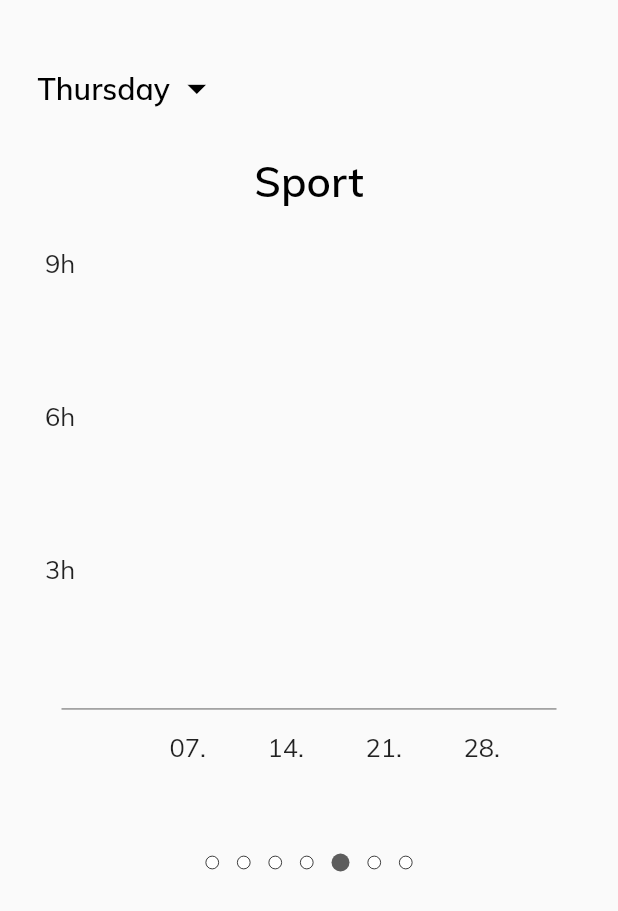
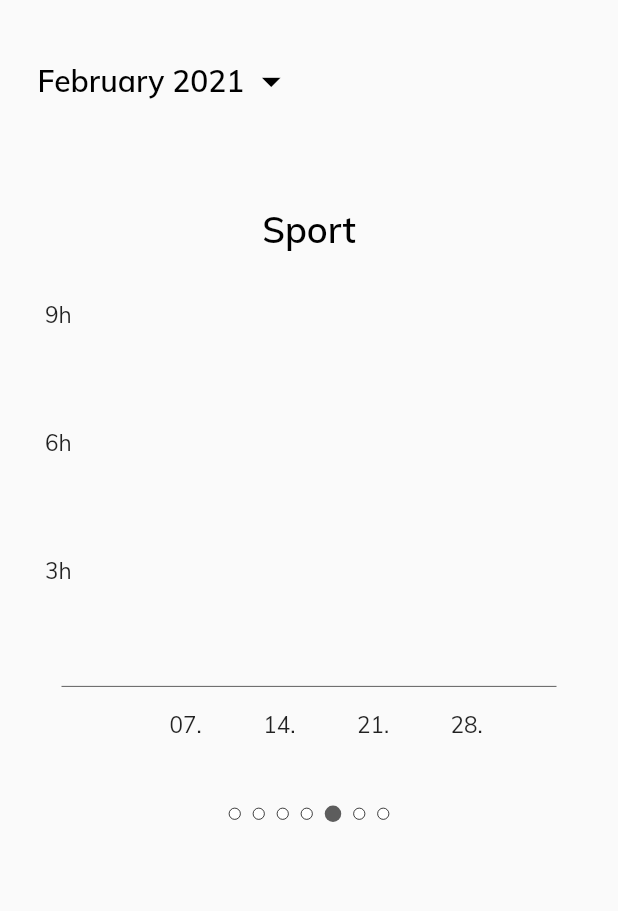
Before and after one commit to lucasepple/time_clerk_app, a Flutter app: the StatsScreen screen opened directly, swiped to page 2, on a phone screen of 412 x 824 dp. Shown: the top 911 px of the screen. Run offline on Flutter 3.47's test engine with Material 2 defaults, Android fonts, the phone set to English and light mode, and no system bars; drawn by our look-alikes of carousel_slider, dots_indicator; missing offline and left inert: cron.

Commit message:
month and year picker added

```diff
--- a/lib/main.dart
+++ b/lib/main.dart
@@ -38,6 +38,9 @@ class TimeClerk extends StatelessWidget {
               // fontSize: 17,
               fontSize: 17,
             ),
+            bodyText2: TextStyle(
+              fontSize: 15,
+            ),
           ),
           buttonTheme: ButtonThemeData(
             height: 25,
--- a/lib/models/time_tracker.dart
+++ b/lib/models/time_tracker.dart
@@ -40,7 +40,7 @@ class TimeTracker {
     Activity.other: Stopwatch(),
   };
   Timer timer;
-  // initted fotr dev
+  // initted for dev
   Map<Activity, Map<int, Map<String, Map<int, int>>>> _storedData = {
     Activity.sleep: {
       2021: {
--- a/lib/screens/profile_screen.dart
+++ b/lib/screens/profile_screen.dart
@@ -87,13 +87,16 @@ class _ProfileScreenState extends State<ProfileScreen> {
                 ),
               ),
               SizedBox(
-                height: 40,
+                height: 30,
               ),
               Padding(
                 padding: const EdgeInsets.symmetric(horizontal: 20),
                 child: Container(
                   alignment: Alignment.centerLeft,
-                  child: Picker(widget.selectedWeekday, updatePickedDay),
+                  child: Picker(
+                    currentValue: widget.selectedWeekday,
+                    updatePickedDay: updatePickedDay,
+                  ),
                 ),
               ),
               SizedBox(
--- a/lib/screens/stats_screen.dart
+++ b/lib/screens/stats_screen.dart
@@ -44,15 +44,17 @@ class _StatsScreenState extends State<StatsScreen> {
         body: Column(
           children: <Widget>[
             SizedBox(
-              height: 35,
+              height: 30,
             ),
             Container(
               padding: EdgeInsets.only(left: 25),
-              child: Picker('Thursday', (String dummy) {}),
+              child: Picker(
+                statsType: widget.statsType,
+              ),
               width: double.infinity,
             ),
             SizedBox(
-              height: 20,
+              height: 60,
             ),
             // AverageStatsTile(),
             CarouselSlider(
@@ -64,7 +66,7 @@ class _StatsScreenState extends State<StatsScreen> {
                 ..._statsTileList(),
               ],
               options: CarouselOptions(
-                  height: 420, // same as tile height
+                  height: 370, // same as tile height
                   viewportFraction: 1,
                   onPageChanged: (index, _) {
                     setState(() {
@@ -73,14 +75,14 @@ class _StatsScreenState extends State<StatsScreen> {
                   }),
             ),
             SizedBox(
-              height: 40,
+              height: 25,
             ),
             DotsIndicator(
               dotsCount: 7,
               position: _currentIndex.toDouble(),
               decorator: DotsDecorator(
-                size: Size.square(9),
-                activeSize: Size.square(12),
+                size: Size.square(8),
+                activeSize: Size.square(11),
                 shape: CircleBorder(
                   side: BorderSide(
                     width: 0.5,
@@ -89,6 +91,7 @@ class _StatsScreenState extends State<StatsScreen> {
                 ),
                 color: Theme.of(context).primaryColor,
                 activeColor: Color(0xff5d5d5d),
+                spacing: EdgeInsets.all(4),
               ),
             ),
           ],
--- a/lib/widgets/picker.dart
+++ b/lib/widgets/picker.dart
@@ -1,17 +1,54 @@
 import 'package:flutter/material.dart';
 
+import 'package:time_clerk_app/models/activity.dart';
+import 'package:time_clerk_app/models/time_tracker.dart';
+import 'package:time_clerk_app/screens/stats_screen.dart';
+
 class Picker extends StatefulWidget {
-  String dropdownValue;
-  final Function(String) updatePickedDay;
+  // improve receiving and hanling of current value
+  String currentValue;
 
-  Picker(this.dropdownValue, this.updatePickedDay);
+  Function(String) updatePickedDay;
+  StatsType statsType;
+  final String currentMonth = 'February';
+  final int currentYear = 2021;
+
+  Picker({
+    this.statsType,
+    this.currentValue,
+    this.updatePickedDay,
+  });
 
   @override
   _PickerState createState() => _PickerState();
 }
 
 class _PickerState extends State<Picker> {
-  final List<String> _items = <String>[
+  List<String> _dropdownList() {
+    List<String> itemList = [];
+    if (widget.statsType == StatsType.month) {
+      // Better way instead of using Activity.sleep?
+      if (TimeTracker().storedData[Activity.sleep][widget.currentYear] !=
+          null) {
+        TimeTracker().storedData[Activity.sleep].forEach((year, map) {
+          map.forEach((month, map) {
+            itemList.add('$month $year');
+          });
+        });
+      } else {
+        itemList = ['${widget.currentMonth} ${widget.currentYear}'];
+      }
+    } else if (widget.statsType == StatsType.year) {
+      // Better way instead of using Activity.sleep?
+      if (TimeTracker().storedData[Activity.sleep] != null) {
+        TimeTracker().storedData[Activity.sleep].forEach((year, map) {
+          itemList.add('$year');
+        });
+      } else {
+        itemList = [widget.currentYear.toString()];
+      }
+    } else {
+      const List<String> weekdays = [
         'Monday',
         'Tuesday',
         'Wednesday',
@@ -20,30 +57,31 @@ class _PickerState extends State<Picker> {
         'Saturday',
         'Sunday',
       ];
-
-  List<String> _dropdownList() {
-    List<String> list = [];
-    int j = _items.indexWhere((item) => item == widget.dropdownValue);
+      int j = weekdays.indexWhere((item) => item == widget.currentValue);
       for (int i = 0; i < 7; i++) {
-      list.add(_items[j]);
+        itemList.add(weekdays[j]);
         j++;
         if (j > 6) {
           j = 0;
         }
       }
-    return list;
+    }
+    widget.currentValue = itemList[0];
+    return itemList;
   }
 
   @override
   Widget build(BuildContext context) {
+    final List<String> dropdownList = _dropdownList();
+    String selectedValue = dropdownList[0];
     return DropdownButtonHideUnderline(
       child: DropdownButton<String>(
-        value: widget.dropdownValue,
+        value: selectedValue,
         icon: Icon(
           Icons.arrow_drop_down,
           size: 0,
         ),
-        items: _dropdownList().map<DropdownMenuItem<String>>((String value) {
+        items: dropdownList.map<DropdownMenuItem<String>>((String value) {
           return DropdownMenuItem<String>(
             value: value,
             child: Text(
@@ -53,7 +91,7 @@ class _PickerState extends State<Picker> {
           );
         }).toList(),
         selectedItemBuilder: (BuildContext context) {
-          return _dropdownList().map<Widget>((String item) {
+          return dropdownList.map<Widget>((String item) {
             return Row(
               children: [
                 Text(
@@ -78,8 +116,8 @@ class _PickerState extends State<Picker> {
         onChanged: (String newValue) {
           setState(
             () {
-              widget.dropdownValue = newValue;
-              widget.updatePickedDay(newValue);
+              selectedValue = newValue;
+              if (widget.statsType == null) widget.updatePickedDay(newValue);
             },
           );
         },
--- a/lib/widgets/stats_tile.dart
+++ b/lib/widgets/stats_tile.dart
@@ -6,11 +6,11 @@ import 'package:time_clerk_app/models/time_tracker.dart';
 // TEST IF ALL AXIS ALIGNMENTS ARE NECESSARY!
 
 class StatsTile extends StatelessWidget {
-  static const double tileHeight = 420;
-  static const double chartHeight = 310;
+  static const double tileHeight = 370;
+  static const double chartHeight = 260;
   static const double maxHeightFactor = 0.8;
   // max height = highest label (-1/2 Font Size)
-  final double pxPerMin = 0.5389;
+  final double pxPerMin = 0.4;
   Activity activity;
   final int year;
   String month;
@@ -69,22 +69,22 @@ class StatsTile extends StatelessWidget {
                     SizedBox(width: 83),
                     Text(
                       '07.',
-                      style: Theme.of(context).textTheme.bodyText1,
+                      style: Theme.of(context).textTheme.bodyText2,
                     ),
                     SizedBox(width: 41),
                     Text(
                       '14.',
-                      style: Theme.of(context).textTheme.bodyText1,
+                      style: Theme.of(context).textTheme.bodyText2,
                     ),
                     SizedBox(width: 41),
                     Text(
                       '21.',
-                      style: Theme.of(context).textTheme.bodyText1,
+                      style: Theme.of(context).textTheme.bodyText2,
                     ),
                     SizedBox(width: 41),
                     Text(
                       '28.',
-                      style: Theme.of(context).textTheme.bodyText1,
+                      style: Theme.of(context).textTheme.bodyText2,
                     ),
                   ],
                 )
@@ -114,7 +114,7 @@ class StatsTile extends StatelessWidget {
         child: Container(
           child: Text(
             '${3 * i}h',
-            style: Theme.of(context).textTheme.bodyText1,
+            style: Theme.of(context).textTheme.bodyText2,
           ),
         ),
       ));
@@ -139,6 +139,9 @@ class StatsTile extends StatelessWidget {
         Column(
           mainAxisAlignment: MainAxisAlignment.end,
           children: <Widget>[
+            if (month != null
+                ? TimeTracker().monthlyAvg(year, month, avgActivity) != 0
+                : TimeTracker().yearlyAvg(year, avgActivity) != 0)
               RotatedBox(
                 quarterTurns: -1,
                 child: Text(
@@ -210,7 +213,7 @@ class StatsTile extends StatelessWidget {
         children: <Widget>[
           Text(
             activity == null ? 'Average' : ActivityProperties.strings[activity],
-            style: Theme.of(context).textTheme.headline1.copyWith(fontSize: 28),
+            style: Theme.of(context).textTheme.headline1.copyWith(fontSize: 24),
           ),
           chartBuilder(context),
         ],
```
Lines whose indentation alone changed are shown as unchanged.
